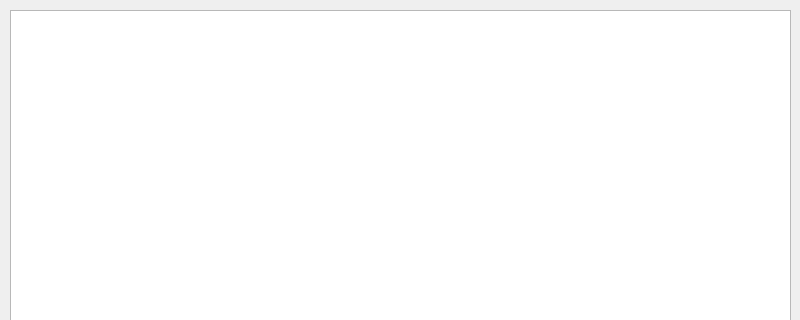
Above: main.ui from AleshinAndrei/Espresso before the change; both pictures show x 0 to 800 and y 0 to 320 of the 800 by 600 pixel window. Below: the same form after it.
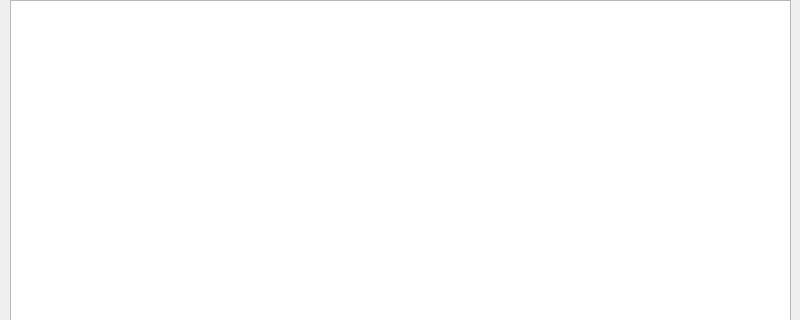
That is the form after the change.

Patch:
```diff
--- a/main.ui
+++ b/main.ui
@@ -18,9 +18,9 @@
     <property name="geometry">
      <rect>
       <x>10</x>
-      <y>10</y>
+      <y>0</y>
       <width>781</width>
-      <height>531</height>
+      <height>541</height>
      </rect>
     </property>
    </widget>
```
